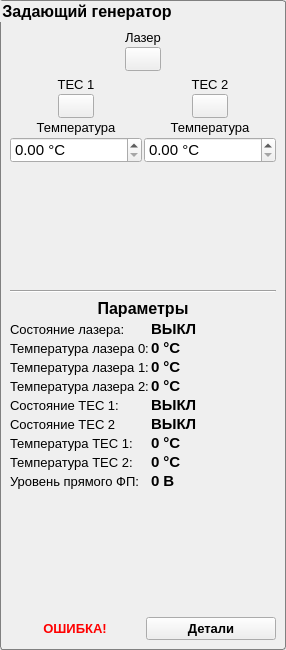
Before: the Qt Designer form generator_panel.ui in bulkanul/EVO_YFL_1064_GUI_coherent2, drawn with Qt 5.
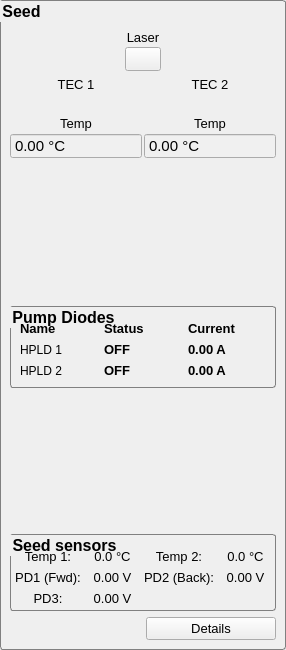
After: the same form once the commit is applied. Icons and pictures are not drawn.

Patch:
```diff
--- a/generator_panel.ui
+++ b/generator_panel.ui
@@ -58,7 +58,7 @@
       </font>
      </property>
      <property name="title">
-      <string>Задающий генератор</string>
+      <string>Seed</string>
      </property>
      <property name="flat">
       <bool>false</bool>
@@ -102,7 +102,7 @@
              </font>
             </property>
             <property name="text">
-             <string>Лазер</string>
+             <string>Laser</string>
             </property>
             <property name="alignment">
              <set>Qt::AlignCenter</set>
@@ -194,50 +194,30 @@
           <item>
            <layout class="QHBoxLayout" name="horizontalLayout">
             <item>
-             <widget class="QPushButton" name="pb_tec_1_onoff">
+             <widget class="QLabel" name="l_tec_1_indicator">
               <property name="minimumSize">
                <size>
-                <width>36</width>
-                <height>24</height>
+                <width>20</width>
+                <height>20</height>
                </size>
               </property>
               <property name="maximumSize">
                <size>
-                <width>36</width>
-                <height>24</height>
+                <width>20</width>
+                <height>20</height>
                </size>
               </property>
               <property name="styleSheet">
-               <string notr="true">QPushButton {
-	border-image: url(:/images/images/round_button_switch.png);
+               <string notr="true">QLabel::disabled{
+    border-image: url(:/images/images/round_button_indicator_disabled.png);
 }
-
-QPushButton::hover {
-	border-image: url(:/images/images/round_button_switch_hover.png);
-}
-
-QPushButton::checked  {	
-	border-image: url(:/images/images/round_button_switch_on.png);
-}
-
-QPushButton::hover:checked  {	
-	border-image: url(:/images/images/round_button_switch_on_hover.png);
-}
-
-QPushButton::checked:disabled  {	
-	border-image: url(:/images/images/round_button_switch_on_disabled.png);
-}
-
-QPushButton::disabled  {
-	border-image: url(:/images/images/round_button_switch_disabled.png);
+QLabel::enabled{
+    border-image: url(:/images/images/round_button_indicator_on_hover.png);
 }</string>
               </property>
               <property name="text">
                <string/>
               </property>
-              <property name="checkable">
-               <bool>true</bool>
-              </property>
              </widget>
             </item>
            </layout>
@@ -255,7 +235,7 @@
                  </font>
                 </property>
                 <property name="text">
-                 <string>Температура</string>
+                 <string>Temp</string>
                 </property>
                 <property name="alignment">
                  <set>Qt::AlignCenter</set>
@@ -268,12 +248,21 @@
              <layout class="QHBoxLayout" name="horizontalLayout_11">
               <item>
                <widget class="QDoubleSpinBox" name="dsb_temp_1">
+                <property name="readOnly">
+                 <bool>true</bool>
+                </property>
+                <property name="buttonSymbols">
+                 <enum>QAbstractSpinBox::NoButtons</enum>
+                </property>
                 <property name="font">
                  <font>
                   <family>Arial</family>
                   <pointsize>11</pointsize>
                  </font>
                 </property>
+                <property name="styleSheet">
+                 <string notr="true">background-color: #F0F0F0;</string>
+                </property>
                 <property name="suffix">
                  <string> °C</string>
                 </property>
@@ -310,50 +299,30 @@
           <item>
            <layout class="QHBoxLayout" name="horizontalLayout_4">
             <item>
-             <widget class="QPushButton" name="pb_tec_2_onoff">
+             <widget class="QLabel" name="l_tec_2_indicator">
               <property name="minimumSize">
                <size>
-                <width>36</width>
-                <height>24</height>
+                <width>20</width>
+                <height>20</height>
                </size>
               </property>
               <property name="maximumSize">
                <size>
-                <width>36</width>
-                <height>24</height>
+                <width>20</width>
+                <height>20</height>
                </size>
               </property>
               <property name="styleSheet">
-               <string notr="true">QPushButton {
-	border-image: url(:/images/images/round_button_switch.png);
+               <string notr="true">QLabel::disabled{
+    border-image: url(:/images/images/round_button_indicator_disabled.png);
 }
-
-QPushButton::hover {
-	border-image: url(:/images/images/round_button_switch_hover.png);
-}
-
-QPushButton::checked  {	
-	border-image: url(:/images/images/round_button_switch_on.png);
-}
-
-QPushButton::hover:checked  {	
-	border-image: url(:/images/images/round_button_switch_on_hover.png);
-}
-
-QPushButton::checked:disabled  {	
-	border-image: url(:/images/images/round_button_switch_on_disabled.png);
-}
-
-QPushButton::disabled  {
-	border-image: url(:/images/images/round_button_switch_disabled.png);
+QLabel::enabled{
+    border-image: url(:/images/images/round_button_indicator_on_hover.png);
 }</string>
               </property>
               <property name="text">
                <string/>
               </property>
-              <property name="checkable">
-               <bool>true</bool>
-              </property>
              </widget>
             </item>
            </layout>
@@ -371,7 +340,7 @@
                  </font>
                 </property>
                 <property name="text">
-                 <string>Температура</string>
+                 <string>Temp</string>
                 </property>
                 <property name="alignment">
                  <set>Qt::AlignCenter</set>
@@ -384,12 +353,21 @@
              <layout class="QHBoxLayout" name="horizontalLayout_3">
               <item>
                <widget class="QDoubleSpinBox" name="dsb_temp_2">
+                <property name="readOnly">
+                 <bool>true</bool>
+                </property>
+                <property name="buttonSymbols">
+                 <enum>QAbstractSpinBox::NoButtons</enum>
+                </property>
                 <property name="font">
                  <font>
                   <family>Arial</family>
                   <pointsize>11</pointsize>
                  </font>
                 </property>
+                <property name="styleSheet">
+                 <string notr="true">background-color: #F0F0F0;</string>
+                </property>
                 <property name="suffix">
                  <string> °C</string>
                 </property>
@@ -417,407 +395,144 @@
        </spacer>
       </item>
       <item>
-       <widget class="Line" name="line">
-        <property name="orientation">
-         <enum>Qt::Horizontal</enum>
+       <widget class="QGroupBox" name="groupBox_hpld">
+        <property name="font">
+         <font>
+          <family>Arial</family>
+          <pointsize>12</pointsize>
+          <weight>75</weight>
+          <bold>true</bold>
+         </font>
         </property>
+        <property name="title">
+         <string>Pump Diodes</string>
+        </property>
+        <layout class="QGridLayout" name="gridLayout_hpld">
+         <property name="topMargin">
+          <number>14</number>
+         </property>
+         <item row="0" column="0">
+          <widget class="QLabel" name="label_hpld_name">
+           <property name="font">
+            <font>
+             <family>Arial</family>
+             <pointsize>10</pointsize>
+             <weight>75</weight>
+             <bold>true</bold>
+            </font>
+           </property>
+           <property name="text">
+            <string>Name</string>
+           </property>
+          </widget>
+         </item>
+         <item row="0" column="1">
+          <widget class="QLabel" name="label_hpld_status">
+           <property name="font">
+            <font>
+             <family>Arial</family>
+             <pointsize>10</pointsize>
+             <weight>75</weight>
+             <bold>true</bold>
+            </font>
+           </property>
+           <property name="text">
+            <string>Status</string>
+           </property>
+          </widget>
+         </item>
+         <item row="0" column="2">
+          <widget class="QLabel" name="label_hpld_current">
+           <property name="font">
+            <font>
+             <family>Arial</family>
+             <pointsize>10</pointsize>
+             <weight>75</weight>
+             <bold>true</bold>
+            </font>
+           </property>
+           <property name="text">
+            <string>Current</string>
+           </property>
+          </widget>
+         </item>
+         <item row="1" column="0">
+          <widget class="QLabel" name="label_hpld1_name">
+           <property name="text">
+            <string>HPLD 1</string>
+           </property>
+          </widget>
+         </item>
+         <item row="1" column="1">
+          <widget class="QLabel" name="l_hpld_1_status">
+           <property name="font">
+            <font>
+             <family>Arial</family>
+             <pointsize>10</pointsize>
+             <weight>75</weight>
+             <bold>true</bold>
+            </font>
+           </property>
+           <property name="text">
+            <string>OFF</string>
+           </property>
+          </widget>
+         </item>
+         <item row="1" column="2">
+          <widget class="QLabel" name="l_hpld_1_current">
+           <property name="font">
+            <font>
+             <family>Arial</family>
+             <pointsize>10</pointsize>
+             <weight>75</weight>
+             <bold>true</bold>
+            </font>
+           </property>
+           <property name="text">
+            <string>0.00 A</string>
+           </property>
+          </widget>
+         </item>
+         <item row="2" column="0">
+          <widget class="QLabel" name="label_hpld2_name">
+           <property name="text">
+            <string>HPLD 2</string>
+           </property>
+          </widget>
+         </item>
+         <item row="2" column="1">
+          <widget class="QLabel" name="l_hpld_2_status">
+           <property name="font">
+            <font>
+             <family>Arial</family>
+             <pointsize>10</pointsize>
+             <weight>75</weight>
+             <bold>true</bold>
+            </font>
+           </property>
+           <property name="text">
+            <string>OFF</string>
+           </property>
+          </widget>
+         </item>
+         <item row="2" column="2">
+          <widget class="QLabel" name="l_hpld_2_current">
+           <property name="font">
+            <font>
+             <family>Arial</family>
+             <pointsize>10</pointsize>
+             <weight>75</weight>
+             <bold>true</bold>
+            </font>
+           </property>
+           <property name="text">
+            <string>0.00 A</string>
+           </property>
+          </widget>
+         </item>
+        </layout>
        </widget>
       </item>
-      <item>
-       <layout class="QVBoxLayout" name="verticalLayout_7">
-        <property name="spacing">
-         <number>2</number>
-        </property>
-        <item>
-         <widget class="QLabel" name="label_9">
-          <property name="font">
-           <font>
-            <family>Arial</family>
-            <pointsize>12</pointsize>
-            <weight>75</weight>
-            <bold>true</bold>
-           </font>
-          </property>
-          <property name="text">
-           <string>Параметры</string>
-          </property>
-          <property name="alignment">
-           <set>Qt::AlignCenter</set>
-          </property>
-         </widget>
-        </item>
-        <item>
-         <layout class="QFormLayout" name="formLayout">
-          <property name="labelAlignment">
-           <set>Qt::AlignLeading|Qt::AlignLeft|Qt::AlignVCenter</set>
-          </property>
-          <property name="verticalSpacing">
-           <number>1</number>
-          </property>
-          <item row="0" column="0">
-           <widget class="QLabel" name="label_10">
-            <property name="font">
-             <font>
-              <family>Arial</family>
-              <pointsize>10</pointsize>
-             </font>
-            </property>
-            <property name="text">
-             <string>Состояние лазера:</string>
-            </property>
-           </widget>
-          </item>
-          <item row="0" column="1">
-           <widget class="QLabel" name="l_laser_state">
-            <property name="minimumSize">
-             <size>
-              <width>120</width>
-              <height>0</height>
-             </size>
-            </property>
-            <property name="maximumSize">
-             <size>
-              <width>120</width>
-              <height>16777215</height>
-             </size>
-            </property>
-            <property name="font">
-             <font>
-              <family>Arial</family>
-              <pointsize>11</pointsize>
-              <weight>75</weight>
-              <bold>true</bold>
-             </font>
-            </property>
-            <property name="text">
-             <string>ВЫКЛ</string>
-            </property>
-           </widget>
-          </item>
-          <item row="1" column="0">
-           <widget class="QLabel" name="label_11">
-            <property name="font">
-             <font>
-              <family>Arial</family>
-              <pointsize>10</pointsize>
-             </font>
-            </property>
-            <property name="text">
-             <string>Температура лазера 0:</string>
-            </property>
-           </widget>
-          </item>
-          <item row="1" column="1">
-           <widget class="QLabel" name="l_laser_temp_0">
-            <property name="minimumSize">
-             <size>
-              <width>120</width>
-              <height>0</height>
-             </size>
-            </property>
-            <property name="maximumSize">
-             <size>
-              <width>120</width>
-              <height>16777215</height>
-             </size>
-            </property>
-            <property name="font">
-             <font>
-              <family>Arial</family>
-              <pointsize>11</pointsize>
-              <weight>75</weight>
-              <bold>true</bold>
-             </font>
-            </property>
-            <property name="text">
-             <string>0 °C</string>
-            </property>
-           </widget>
-          </item>
-          <item row="2" column="0">
-           <widget class="QLabel" name="label_2">
-            <property name="font">
-             <font>
-              <family>Arial</family>
-              <pointsize>10</pointsize>
-             </font>
-            </property>
-            <property name="text">
-             <string>Температура лазера 1:</string>
-            </property>
-           </widget>
-          </item>
-          <item row="2" column="1">
-           <widget class="QLabel" name="l_laser_temp_1">
-            <property name="minimumSize">
-             <size>
-              <width>120</width>
-              <height>0</height>
-             </size>
-            </property>
-            <property name="maximumSize">
-             <size>
-              <width>120</width>
-              <height>16777215</height>
-             </size>
-            </property>
-            <property name="font">
-             <font>
-              <family>Arial</family>
-              <pointsize>11</pointsize>
-              <weight>75</weight>
-              <bold>true</bold>
-             </font>
-            </property>
-            <property name="text">
-             <string>0 °C</string>
-            </property>
-           </widget>
-          </item>
-          <item row="3" column="0">
-           <widget class="QLabel" name="label_3">
-            <property name="font">
-             <font>
-              <family>Arial</family>
-              <pointsize>10</pointsize>
-             </font>
-            </property>
-            <property name="text">
-             <string>Температура лазера 2:</string>
-            </property>
-           </widget>
-          </item>
-          <item row="3" column="1">
-           <widget class="QLabel" name="l_laser_temp_2">
-            <property name="minimumSize">
-             <size>
-              <width>120</width>
-              <height>0</height>
-             </size>
-            </property>
-            <property name="maximumSize">
-             <size>
-              <width>120</width>
-              <height>16777215</height>
-             </size>
-            </property>
-            <property name="font">
-             <font>
-              <family>Arial</family>
-              <pointsize>11</pointsize>
-              <weight>75</weight>
-              <bold>true</bold>
-             </font>
-            </property>
-            <property name="text">
-             <string>0 °C</string>
-            </property>
-           </widget>
-          </item>
-          <item row="4" column="0">
-           <widget class="QLabel" name="label_12">
-            <property name="font">
-             <font>
-              <family>Arial</family>
-              <pointsize>10</pointsize>
-             </font>
-            </property>
-            <property name="text">
-             <string>Состояние TEC 1:</string>
-            </property>
-           </widget>
-          </item>
-          <item row="4" column="1">
-           <widget class="QLabel" name="l_tec_state_1">
-            <property name="minimumSize">
-             <size>
-              <width>120</width>
-              <height>0</height>
-             </size>
-            </property>
-            <property name="maximumSize">
-             <size>
-              <width>120</width>
-              <height>16777215</height>
-             </size>
-            </property>
-            <property name="font">
-             <font>
-              <family>Arial</family>
-              <pointsize>11</pointsize>
-              <weight>75</weight>
-              <bold>true</bold>
-             </font>
-            </property>
-            <property name="text">
-             <string>ВЫКЛ</string>
-            </property>
-           </widget>
-          </item>
-          <item row="5" column="0">
-           <widget class="QLabel" name="label_6">
-            <property name="font">
-             <font>
-              <family>Arial</family>
-              <pointsize>10</pointsize>
-             </font>
-            </property>
-            <property name="text">
-             <string>Состояние TEC 2</string>
-            </property>
-           </widget>
-          </item>
-          <item row="5" column="1">
-           <widget class="QLabel" name="l_tec_state_2">
-            <property name="minimumSize">
-             <size>
-              <width>120</width>
-              <height>0</height>
-             </size>
-            </property>
-            <property name="maximumSize">
-             <size>
-              <width>120</width>
-              <height>16777215</height>
-             </size>
-            </property>
-            <property name="font">
-             <font>
-              <family>Arial</family>
-              <pointsize>11</pointsize>
-              <weight>75</weight>
-              <bold>true</bold>
-             </font>
-            </property>
-            <property name="text">
-             <string>ВЫКЛ</string>
-            </property>
-           </widget>
-          </item>
-          <item row="6" column="0">
-           <widget class="QLabel" name="label_13">
-            <property name="font">
-             <font>
-              <family>Arial</family>
-              <pointsize>10</pointsize>
-             </font>
-            </property>
-            <property name="text">
-             <string>Температура TEC 1:</string>
-            </property>
-           </widget>
-          </item>
-          <item row="6" column="1">
-           <widget class="QLabel" name="l_tec_temp_1">
-            <property name="minimumSize">
-             <size>
-              <width>120</width>
-              <height>0</height>
-             </size>
-            </property>
-            <property name="maximumSize">
-             <size>
-              <width>120</width>
-              <height>16777215</height>
-             </size>
-            </property>
-            <property name="font">
-             <font>
-              <family>Arial</family>
-              <pointsize>11</pointsize>
-              <weight>75</weight>
-              <bold>true</bold>
-             </font>
-            </property>
-            <property name="text">
-             <string>0 °C</string>
-            </property>
-           </widget>
-          </item>
-          <item row="7" column="0">
-           <widget class="QLabel" name="label_7">
-            <property name="font">
-             <font>
-              <family>Arial</family>
-              <pointsize>10</pointsize>
-             </font>
-            </property>
-            <property name="text">
-             <string>Температура TEC 2:</string>
-            </property>
-           </widget>
-          </item>
-          <item row="7" column="1">
-           <widget class="QLabel" name="l_tec_temp_2">
-            <property name="minimumSize">
-             <size>
-              <width>120</width>
-              <height>0</height>
-             </size>
-            </property>
-            <property name="maximumSize">
-             <size>
-              <width>120</width>
-              <height>16777215</height>
-             </size>
-            </property>
-            <property name="font">
-             <font>
-              <family>Arial</family>
-              <pointsize>11</pointsize>
-              <weight>75</weight>
-              <bold>true</bold>
-             </font>
-            </property>
-            <property name="text">
-             <string>0 °C</string>
-            </property>
-           </widget>
-          </item>
-          <item row="8" column="0">
-           <widget class="QLabel" name="label_15">
-            <property name="font">
-             <font>
-              <family>Arial</family>
-              <pointsize>10</pointsize>
-             </font>
-            </property>
-            <property name="text">
-             <string>Уровень прямого ФП:</string>
-            </property>
-           </widget>
-          </item>
-          <item row="8" column="1">
-           <widget class="QLabel" name="l_pd_forw">
-            <property name="minimumSize">
-             <size>
-              <width>120</width>
-              <height>0</height>
-             </size>
-            </property>
-            <property name="maximumSize">
-             <size>
-              <width>120</width>
-              <height>16777215</height>
-             </size>
-            </property>
-            <property name="font">
-             <font>
-              <family>Arial</family>
-              <pointsize>11</pointsize>
-              <weight>75</weight>
-              <bold>true</bold>
-             </font>
-            </property>
-            <property name="text">
-             <string>0 В</string>
-            </property>
-           </widget>
-          </item>
-         </layout>
-        </item>
-       </layout>
-      </item>
       <item>
        <spacer name="verticalSpacer_2">
         <property name="orientation">
@@ -831,6 +546,201 @@
         </property>
        </spacer>
       </item>
+      <item>
+       <widget class="QGroupBox" name="groupBox_seed_sensors">
+        <property name="font">
+         <font>
+          <family>Arial</family>
+          <pointsize>12</pointsize>
+          <weight>75</weight>
+          <bold>true</bold>
+         </font>
+        </property>
+        <property name="title">
+         <string>Seed sensors</string>
+        </property>
+        <property name="sizePolicy">
+         <sizepolicy hsizetype="Preferred" vsizetype="Fixed">
+          <horstretch>0</horstretch>
+          <verstretch>0</verstretch>
+         </sizepolicy>
+        </property>
+        <layout class="QGridLayout" name="gridLayout_seed_sensors">
+         <property name="leftMargin">
+          <number>4</number>
+         </property>
+         <property name="topMargin">
+          <number>14</number>
+         </property>
+         <property name="rightMargin">
+          <number>4</number>
+         </property>
+         <property name="bottomMargin">
+          <number>4</number>
+         </property>
+         <item row="0" column="0">
+          <widget class="QLabel" name="label_temp1">
+           <property name="font">
+            <font>
+             <family>Arial</family>
+             <pointsize>10</pointsize>
+            </font>
+           </property>
+           <property name="text">
+            <string>Temp 1:</string>
+           </property>
+           <property name="alignment">
+            <set>Qt::AlignCenter</set>
+           </property>
+          </widget>
+         </item>
+         <item row="0" column="1">
+          <widget class="QLabel" name="l_core_temp_1">
+           <property name="font">
+            <font>
+             <family>Arial</family>
+             <pointsize>10</pointsize>
+            </font>
+           </property>
+           <property name="text">
+            <string>0.0 °C</string>
+           </property>
+           <property name="alignment">
+            <set>Qt::AlignCenter</set>
+           </property>
+          </widget>
+         </item>
+         <item row="0" column="2">
+          <widget class="QLabel" name="label_temp2">
+           <property name="font">
+            <font>
+             <family>Arial</family>
+             <pointsize>10</pointsize>
+            </font>
+           </property>
+           <property name="text">
+            <string>Temp 2:</string>
+           </property>
+           <property name="alignment">
+            <set>Qt::AlignCenter</set>
+           </property>
+          </widget>
+         </item>
+         <item row="0" column="3">
+          <widget class="QLabel" name="l_core_temp_2">
+           <property name="font">
+            <font>
+             <family>Arial</family>
+             <pointsize>10</pointsize>
+            </font>
+           </property>
+           <property name="text">
+            <string>0.0 °C</string>
+           </property>
+           <property name="alignment">
+            <set>Qt::AlignCenter</set>
+           </property>
+          </widget>
+         </item>
+         <item row="1" column="0">
+          <widget class="QLabel" name="label_pd1">
+           <property name="font">
+            <font>
+             <family>Arial</family>
+             <pointsize>10</pointsize>
+            </font>
+           </property>
+           <property name="text">
+            <string>PD1 (Fwd):</string>
+           </property>
+           <property name="alignment">
+            <set>Qt::AlignCenter</set>
+           </property>
+          </widget>
+         </item>
+         <item row="1" column="1">
+          <widget class="QLabel" name="l_pd1_fw">
+           <property name="font">
+            <font>
+             <family>Arial</family>
+             <pointsize>10</pointsize>
+            </font>
+           </property>
+           <property name="text">
+            <string>0.00 V</string>
+           </property>
+           <property name="alignment">
+            <set>Qt::AlignCenter</set>
+           </property>
+          </widget>
+         </item>
+         <item row="1" column="2">
+          <widget class="QLabel" name="label_pd2">
+           <property name="font">
+            <font>
+             <family>Arial</family>
+             <pointsize>10</pointsize>
+            </font>
+           </property>
+           <property name="text">
+            <string>PD2 (Back):</string>
+           </property>
+           <property name="alignment">
+            <set>Qt::AlignCenter</set>
+           </property>
+          </widget>
+         </item>
+         <item row="1" column="3">
+          <widget class="QLabel" name="l_pd2_bw">
+           <property name="font">
+            <font>
+             <family>Arial</family>
+             <pointsize>10</pointsize>
+            </font>
+           </property>
+           <property name="text">
+            <string>0.00 V</string>
+           </property>
+           <property name="alignment">
+            <set>Qt::AlignCenter</set>
+           </property>
+          </widget>
+         </item>
+         <item row="2" column="0">
+          <widget class="QLabel" name="label_pd3">
+           <property name="font">
+            <font>
+             <family>Arial</family>
+             <pointsize>10</pointsize>
+            </font>
+           </property>
+           <property name="text">
+            <string>PD3:</string>
+           </property>
+           <property name="alignment">
+            <set>Qt::AlignCenter</set>
+           </property>
+          </widget>
+         </item>
+         <item row="2" column="1">
+          <widget class="QLabel" name="l_pd3">
+           <property name="font">
+            <font>
+             <family>Arial</family>
+             <pointsize>10</pointsize>
+            </font>
+           </property>
+           <property name="text">
+            <string>0.00 V</string>
+           </property>
+           <property name="alignment">
+            <set>Qt::AlignCenter</set>
+           </property>
+          </widget>
+         </item>
+        </layout>
+       </widget>
+      </item>
       <item>
        <widget class="QWidget" name="w_error_box" native="true">
         <property name="sizePolicy">
@@ -861,12 +771,10 @@
             <font>
              <family>Arial</family>
              <pointsize>10</pointsize>
-             <weight>75</weight>
-             <bold>true</bold>
             </font>
            </property>
            <property name="text">
-            <string>Детали</string>
+            <string>Details</string>
            </property>
           </widget>
          </item>
@@ -918,7 +826,7 @@
             </font>
            </property>
            <property name="text">
-            <string>ОШИБКА!</string>
+            <string/>
            </property>
            <property name="alignment">
             <set>Qt::AlignCenter</set>
```
